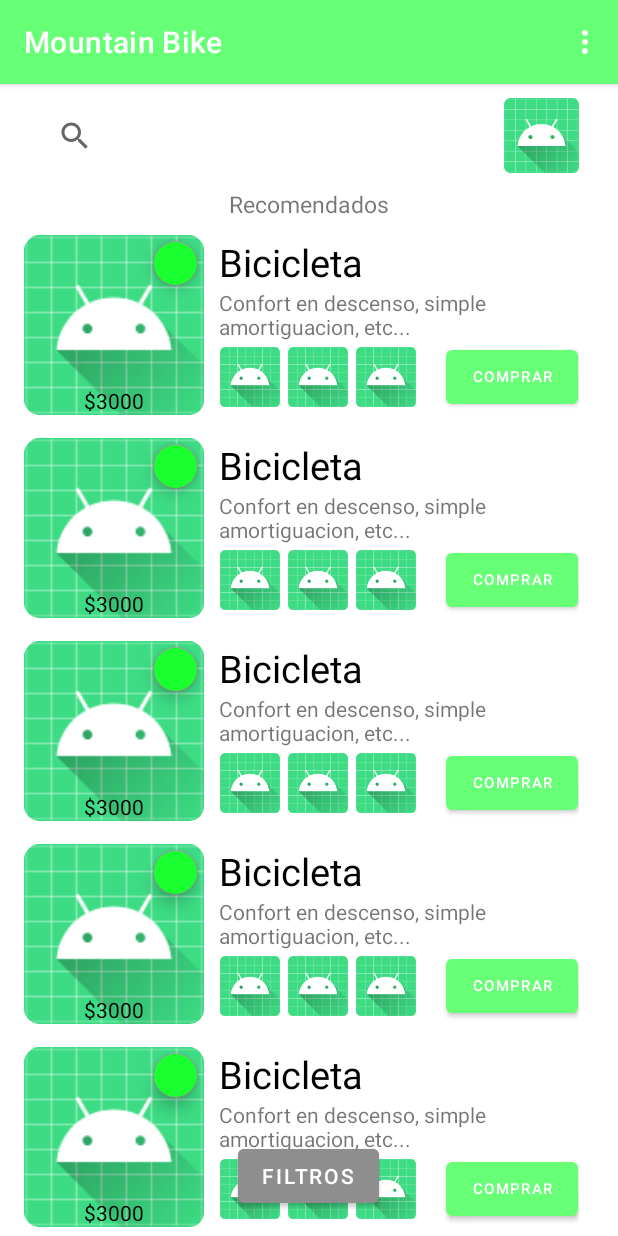
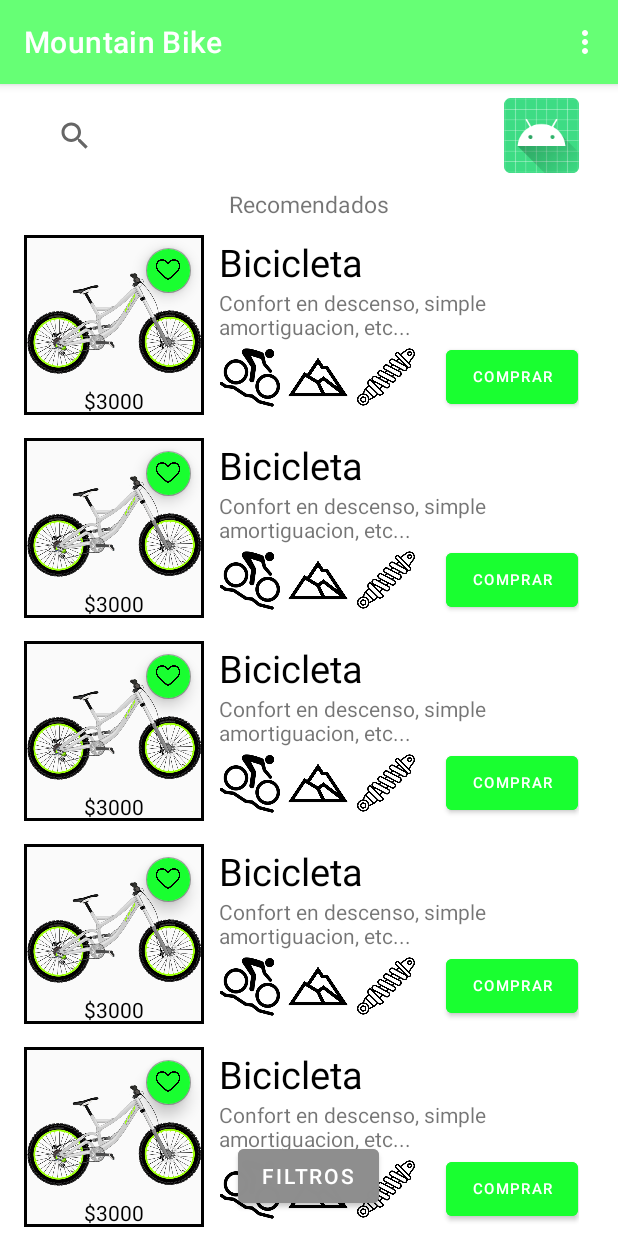
Before and after one commit to TomasAranda/Tienda-Bicicletas, an Android app: the screen it shows after launch (MainActivity), on a phone screen of 412 x 824 dp. Run offline under Robolectric (Android 15) with nearby library versions, the phone set to English and light mode, and no system bars; our stand-ins replace navigation-ui.

Commit message:
feat: add image drawables

```diff
--- /dev/null
+++ b/app/src/main/res/drawable/border.xml
@@ -0,0 +1,5 @@
+<?xml version="1.0" encoding="utf-8"?>
+<shape xmlns:android="http://schemas.android.com/apk/res/android" android:shape="rectangle" >
+    <solid android:color="#FAFAFA" />
+    <stroke android:width="2dip" android:color="#000000"/>
+</shape>
--- a/app/src/main/res/layout/fragment_item.xml
+++ b/app/src/main/res/layout/fragment_item.xml
@@ -2,24 +2,26 @@
 <LinearLayout xmlns:android="http://schemas.android.com/apk/res/android"
     android:layout_width="match_parent"
     android:layout_height="wrap_content"
+    xmlns:app="http://schemas.android.com/apk/res-auto"
     android:layout_marginBottom="15dp"
     android:orientation="horizontal">
 
     <FrameLayout
         android:layout_width="wrap_content"
-        android:layout_height="wrap_content">
+        android:layout_height="wrap_content"
+        android:background="@drawable/border">
         <ImageView
             android:layout_width="120dp"
             android:layout_height="120dp"
-            android:src="@mipmap/ic_launcher"/>
+            android:src="@drawable/downhill_bike"/>
 
         <com.google.android.material.floatingactionbutton.FloatingActionButton
             android:layout_width="30dp"
             android:layout_height="30dp"
             android:backgroundTint="@color/green_700"
-            android:layout_marginTop="4dp"
-            android:layout_marginEnd="4dp"
-            android:layout_gravity="top|end" />
+            android:layout_gravity="top|end"
+            app:fabCustomSize="30dp"
+            android:src="@drawable/hearth_icon"/>
         <TextView
             android:layout_width="wrap_content"
             android:layout_height="wrap_content"
@@ -54,26 +56,25 @@
             <ImageView
                 android:layout_width="40dp"
                 android:layout_height="40dp"
-                android:src="@mipmap/ic_launcher"/>
+                android:src="@drawable/downhill_type"/>
             <ImageView
                 android:layout_width="40dp"
                 android:layout_height="40dp"
-                android:src="@mipmap/ic_launcher"
+                android:src="@drawable/rough_terrain"
                 android:layout_marginHorizontal="5dp"/>
             <ImageView
                 android:layout_width="40dp"
                 android:layout_height="40dp"
-                android:src="@mipmap/ic_launcher"/>
+                android:src="@drawable/suspension"/>
             <Button
                 android:id="@+id/boton_comprar"
                 android:layout_width="wrap_content"
                 android:layout_height="wrap_content"
                 android:text="Comprar"
                 android:textSize="10dp"
+                android:backgroundTint="@color/green_700"
                 android:layout_marginStart="20dp"/>
         </LinearLayout>
-
-
     </LinearLayout>
 
 </LinearLayout>
```
Also changed, not shown: app/src/main/res/drawable/downhill_bike.png (added), app/src/main/res/drawable/downhill_type.png (added), app/src/main/res/drawable/hearth_icon.png (added), app/src/main/res/drawable/rough_terrain.png (added), app/src/main/res/drawable/smooth_terrain.png (added), app/src/main/res/drawable/suspension.png (added), app/src/main/res/drawable/uphill_type.png (added).
